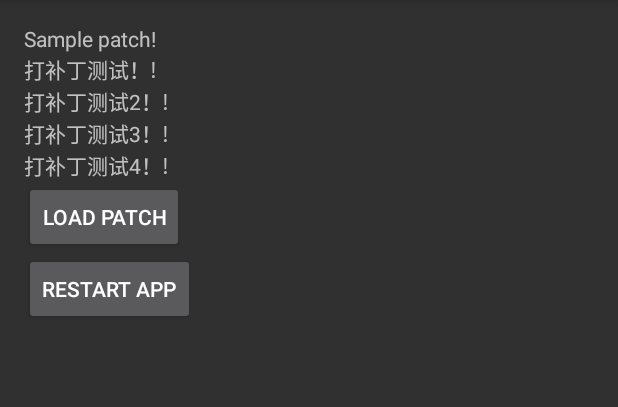
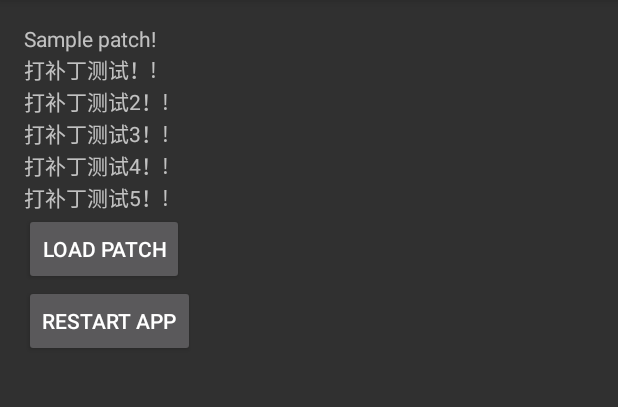
Before and after one commit to haibinpark/tinkerdemo, an Android app: the screen it shows after launch (MainActivity), on a phone screen of 412 x 824 dp, the part 84-491 px from its top. Run offline under Robolectric (Android 15) with nearby library versions, the phone set to English and light mode, and no system bars; libraries missing offline, so code that uses them is left out: com.tencent.tinker.

Commit message:
fix local bug

```diff
--- a/app/build.gradle
+++ b/app/build.gradle
@@ -16,6 +16,8 @@ dependencies {
     compile('com.tencent.tinker:tinker-android-lib:1.7.5')
 
     compile "com.android.support:multidex:1.0.1"
+
+    compile project(':PushSDK1')
 
 }
 
@@ -152,11 +154,11 @@ ext {
 
     //for normal build
     //old apk file to build patch apk
-    tinkerOldApkPath = "${bakPath}/app-debug-1125-17-40-21.apk"
+    tinkerOldApkPath = "${bakPath}/app-debug-1206-15-03-20.apk"
     //proguard mapping file to build patch apk
 //    tinkerApplyMappingPath = "${bakPath}/app-debug-1018-17-32-47-mapping.txt"
     //resource R.txt to build patch apk, must input if there is resource changed
-    tinkerApplyResourcePath = "${bakPath}/app-debug-1125-17-40-21-R.txt"
+    tinkerApplyResourcePath = "${bakPath}/app-debug-1206-15-03-20-R.txt"
 
     //only use for build all flavor, if not, just ignore this field
     //tinkerBuildFlavorDirectory = "${bakPath}/app-1018-17-32-47"
--- a/app/src/main/res/layout/activity_main.xml
+++ b/app/src/main/res/layout/activity_main.xml
@@ -32,6 +32,10 @@
         android:layout_width="wrap_content"
         android:layout_height="wrap_content"
         android:text="打补丁测试4！!"/>
+    <TextView
+        android:layout_width="wrap_content"
+        android:layout_height="wrap_content"
+        android:text="打补丁测试5！!"/>
     <Button
         android:id="@+id/loadPatch"
         android:layout_width="wrap_content"
```
Also changed, not shown: 2 other files.
